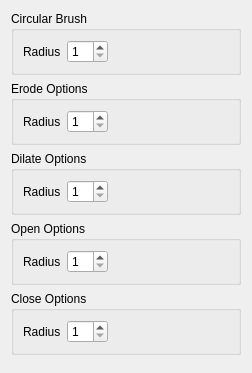
The window that App/Settings/Editor/EditorSettingsPanel.ui (FelixdelasPozas/EspINA) describes before a commit, drawn with Qt 5.
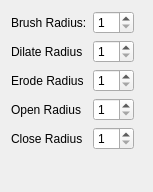
The same window after the commit.

Commit message: UI enhancements and label corrections

```diff
--- a/App/Settings/Editor/EditorSettingsPanel.ui
+++ b/App/Settings/Editor/EditorSettingsPanel.ui
@@ -6,8 +6,8 @@
    <rect>
     <x>0</x>
     <y>0</y>
-    <width>252</width>
-    <height>373</height>
+    <width>153</width>
+    <height>192</height>
    </rect>
   </property>
   <property name="sizePolicy">
@@ -25,41 +25,18 @@
   <property name="windowTitle">
    <string>Form</string>
   </property>
-  <layout class="QVBoxLayout" name="verticalLayout">
-   <item>
-    <widget class="QGroupBox" name="groupBox_2">
-     <property name="sizePolicy">
-      <sizepolicy hsizetype="Minimum" vsizetype="Preferred">
-       <horstretch>0</horstretch>
-       <verstretch>0</verstretch>
-      </sizepolicy>
-     </property>
-     <property name="title">
-      <string>Circular Brush</string>
-     </property>
-     <layout class="QVBoxLayout" name="verticalLayout_2">
-      <item>
-       <layout class="QHBoxLayout" name="horizontalLayout">
-        <item>
+  <layout class="QFormLayout" name="formLayout">
+   <property name="fieldGrowthPolicy">
+    <enum>QFormLayout::ExpandingFieldsGrow</enum>
+   </property>
+   <item row="0" column="0">
          <widget class="QLabel" name="label">
-          <property name="sizePolicy">
-           <sizepolicy hsizetype="Maximum" vsizetype="Preferred">
-            <horstretch>0</horstretch>
-            <verstretch>0</verstretch>
-           </sizepolicy>
-          </property>
-          <property name="maximumSize">
-           <size>
-            <width>72</width>
-            <height>16777215</height>
-           </size>
-          </property>
           <property name="text">
-           <string>Radius</string>
+      <string>Brush Radius:</string>
           </property>
          </widget>
         </item>
-        <item>
+   <item row="0" column="1">
          <widget class="QSpinBox" name="m_brushRadius">
           <property name="sizePolicy">
            <sizepolicy hsizetype="Maximum" vsizetype="Fixed">
@@ -75,106 +52,7 @@
           </property>
          </widget>
         </item>
-        <item>
-         <spacer name="horizontalSpacer_3">
-          <property name="orientation">
-           <enum>Qt::Horizontal</enum>
-          </property>
-          <property name="sizeHint" stdset="0">
-           <size>
-            <width>40</width>
-            <height>20</height>
-           </size>
-          </property>
-         </spacer>
-        </item>
-       </layout>
-      </item>
-     </layout>
-    </widget>
-   </item>
-   <item>
-    <widget class="QGroupBox" name="groupBox_6">
-     <property name="sizePolicy">
-      <sizepolicy hsizetype="Minimum" vsizetype="Preferred">
-       <horstretch>0</horstretch>
-       <verstretch>0</verstretch>
-      </sizepolicy>
-     </property>
-     <property name="title">
-      <string>Erode Options</string>
-     </property>
-     <layout class="QVBoxLayout" name="verticalLayout_6">
-      <item>
-       <layout class="QHBoxLayout" name="horizontalLayout_5">
-        <item>
-         <widget class="QLabel" name="label_5">
-          <property name="sizePolicy">
-           <sizepolicy hsizetype="Maximum" vsizetype="Preferred">
-            <horstretch>0</horstretch>
-            <verstretch>0</verstretch>
-           </sizepolicy>
-          </property>
-          <property name="maximumSize">
-           <size>
-            <width>72</width>
-            <height>16777215</height>
-           </size>
-          </property>
-          <property name="text">
-           <string>Radius</string>
-          </property>
-         </widget>
-        </item>
-        <item>
-         <widget class="QSpinBox" name="m_erodeRadius">
-          <property name="sizePolicy">
-           <sizepolicy hsizetype="Maximum" vsizetype="Fixed">
-            <horstretch>0</horstretch>
-            <verstretch>0</verstretch>
-           </sizepolicy>
-          </property>
-          <property name="minimum">
-           <number>1</number>
-          </property>
-          <property name="value">
-           <number>1</number>
-          </property>
-         </widget>
-        </item>
-        <item>
-         <spacer name="horizontalSpacer_7">
-          <property name="orientation">
-           <enum>Qt::Horizontal</enum>
-          </property>
-          <property name="sizeHint" stdset="0">
-           <size>
-            <width>40</width>
-            <height>20</height>
-           </size>
-          </property>
-         </spacer>
-        </item>
-       </layout>
-      </item>
-     </layout>
-    </widget>
-   </item>
-   <item>
-    <widget class="QGroupBox" name="groupBox_4">
-     <property name="sizePolicy">
-      <sizepolicy hsizetype="Minimum" vsizetype="Preferred">
-       <horstretch>0</horstretch>
-       <verstretch>0</verstretch>
-      </sizepolicy>
-     </property>
-     <property name="title">
-      <string>Dilate Options</string>
-     </property>
-     <layout class="QVBoxLayout" name="verticalLayout_4">
-      <item>
-       <layout class="QHBoxLayout" name="horizontalLayout_3">
-        <item>
+   <item row="1" column="0">
          <widget class="QLabel" name="label_3">
           <property name="sizePolicy">
            <sizepolicy hsizetype="Maximum" vsizetype="Preferred">
@@ -189,11 +67,11 @@
            </size>
           </property>
           <property name="text">
-           <string>Radius</string>
+      <string>Dilate Radius</string>
           </property>
          </widget>
         </item>
-        <item>
+   <item row="1" column="1">
          <widget class="QSpinBox" name="m_dilateRadius">
           <property name="sizePolicy">
            <sizepolicy hsizetype="Maximum" vsizetype="Fixed">
@@ -209,40 +87,8 @@
           </property>
          </widget>
         </item>
-        <item>
-         <spacer name="horizontalSpacer_5">
-          <property name="orientation">
-           <enum>Qt::Horizontal</enum>
-          </property>
-          <property name="sizeHint" stdset="0">
-           <size>
-            <width>40</width>
-            <height>20</height>
-           </size>
-          </property>
-         </spacer>
-        </item>
-       </layout>
-      </item>
-     </layout>
-    </widget>
-   </item>
-   <item>
-    <widget class="QGroupBox" name="groupBox_5">
-     <property name="sizePolicy">
-      <sizepolicy hsizetype="Minimum" vsizetype="Preferred">
-       <horstretch>0</horstretch>
-       <verstretch>0</verstretch>
-      </sizepolicy>
-     </property>
-     <property name="title">
-      <string>Open Options</string>
-     </property>
-     <layout class="QVBoxLayout" name="verticalLayout_5">
-      <item>
-       <layout class="QHBoxLayout" name="horizontalLayout_4">
-        <item>
-         <widget class="QLabel" name="label_4">
+   <item row="2" column="0">
+    <widget class="QLabel" name="label_5">
           <property name="sizePolicy">
            <sizepolicy hsizetype="Maximum" vsizetype="Preferred">
             <horstretch>0</horstretch>
@@ -256,12 +102,12 @@
            </size>
           </property>
           <property name="text">
-           <string>Radius</string>
+      <string>Erode Radius</string>
           </property>
          </widget>
         </item>
-        <item>
-         <widget class="QSpinBox" name="m_openRadius">
+   <item row="2" column="1">
+    <widget class="QSpinBox" name="m_erodeRadius">
           <property name="sizePolicy">
            <sizepolicy hsizetype="Maximum" vsizetype="Fixed">
             <horstretch>0</horstretch>
@@ -276,39 +122,7 @@
           </property>
          </widget>
         </item>
-        <item>
-         <spacer name="horizontalSpacer_6">
-          <property name="orientation">
-           <enum>Qt::Horizontal</enum>
-          </property>
-          <property name="sizeHint" stdset="0">
-           <size>
-            <width>40</width>
-            <height>20</height>
-           </size>
-          </property>
-         </spacer>
-        </item>
-       </layout>
-      </item>
-     </layout>
-    </widget>
-   </item>
-   <item>
-    <widget class="QGroupBox" name="groupBox_3">
-     <property name="sizePolicy">
-      <sizepolicy hsizetype="Minimum" vsizetype="Preferred">
-       <horstretch>0</horstretch>
-       <verstretch>0</verstretch>
-      </sizepolicy>
-     </property>
-     <property name="title">
-      <string>Close Options</string>
-     </property>
-     <layout class="QVBoxLayout" name="verticalLayout_3">
-      <item>
-       <layout class="QHBoxLayout" name="horizontalLayout_2">
-        <item>
+   <item row="3" column="0">
          <widget class="QLabel" name="label_2">
           <property name="sizePolicy">
            <sizepolicy hsizetype="Maximum" vsizetype="Preferred">
@@ -323,11 +137,46 @@
            </size>
           </property>
           <property name="text">
-           <string>Radius</string>
+      <string>Open Radius</string>
           </property>
          </widget>
         </item>
-        <item>
+   <item row="3" column="1">
+    <widget class="QSpinBox" name="m_openRadius">
+     <property name="sizePolicy">
+      <sizepolicy hsizetype="Maximum" vsizetype="Fixed">
+       <horstretch>0</horstretch>
+       <verstretch>0</verstretch>
+      </sizepolicy>
+     </property>
+     <property name="minimum">
+      <number>1</number>
+     </property>
+     <property name="value">
+      <number>1</number>
+     </property>
+    </widget>
+   </item>
+   <item row="4" column="0">
+    <widget class="QLabel" name="label_4">
+     <property name="sizePolicy">
+      <sizepolicy hsizetype="Maximum" vsizetype="Preferred">
+       <horstretch>0</horstretch>
+       <verstretch>0</verstretch>
+      </sizepolicy>
+     </property>
+     <property name="maximumSize">
+      <size>
+       <width>72</width>
+       <height>16777215</height>
+      </size>
+     </property>
+     <property name="text">
+      <string>Close Radius</string>
+     </property>
+    </widget>
+   </item>
+   <item row="4" column="1">
          <widget class="QSpinBox" name="m_closeRadius">
           <property name="sizePolicy">
            <sizepolicy hsizetype="Maximum" vsizetype="Fixed">
@@ -342,37 +191,6 @@
            <number>1</number>
           </property>
          </widget>
-        </item>
-        <item>
-         <spacer name="horizontalSpacer_4">
-          <property name="orientation">
-           <enum>Qt::Horizontal</enum>
-          </property>
-          <property name="sizeHint" stdset="0">
-           <size>
-            <width>40</width>
-            <height>20</height>
-           </size>
-          </property>
-         </spacer>
-        </item>
-       </layout>
-      </item>
-     </layout>
-    </widget>
-   </item>
-   <item>
-    <spacer name="verticalSpacer">
-     <property name="orientation">
-      <enum>Qt::Vertical</enum>
-     </property>
-     <property name="sizeHint" stdset="0">
-      <size>
-       <width>20</width>
-       <height>40</height>
-      </size>
-     </property>
-    </spacer>
    </item>
   </layout>
  </widget>
```
Lines whose indentation alone changed are shown as unchanged. The commit also changes 43 other files.
